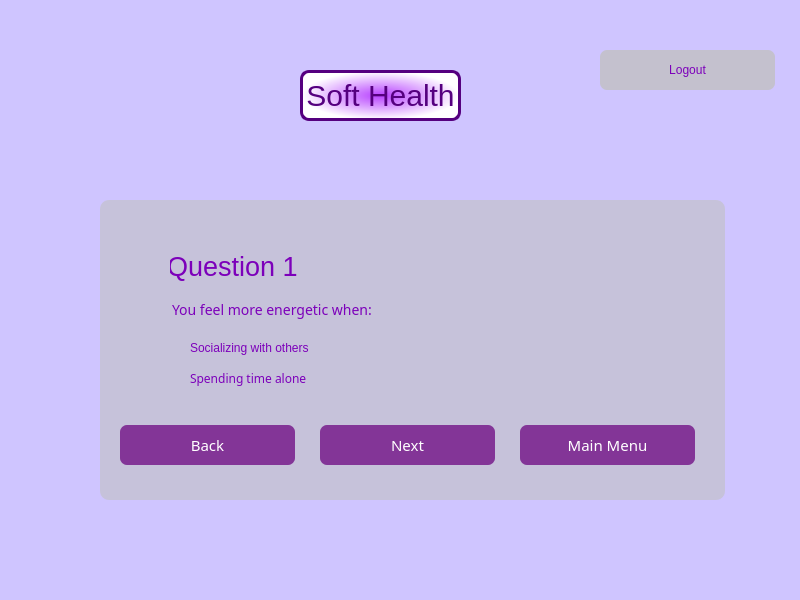
This is static/personality.ui in lakshmivishal9496/Soft-Health as Qt 5 draws it before an edit. The edited form follows.
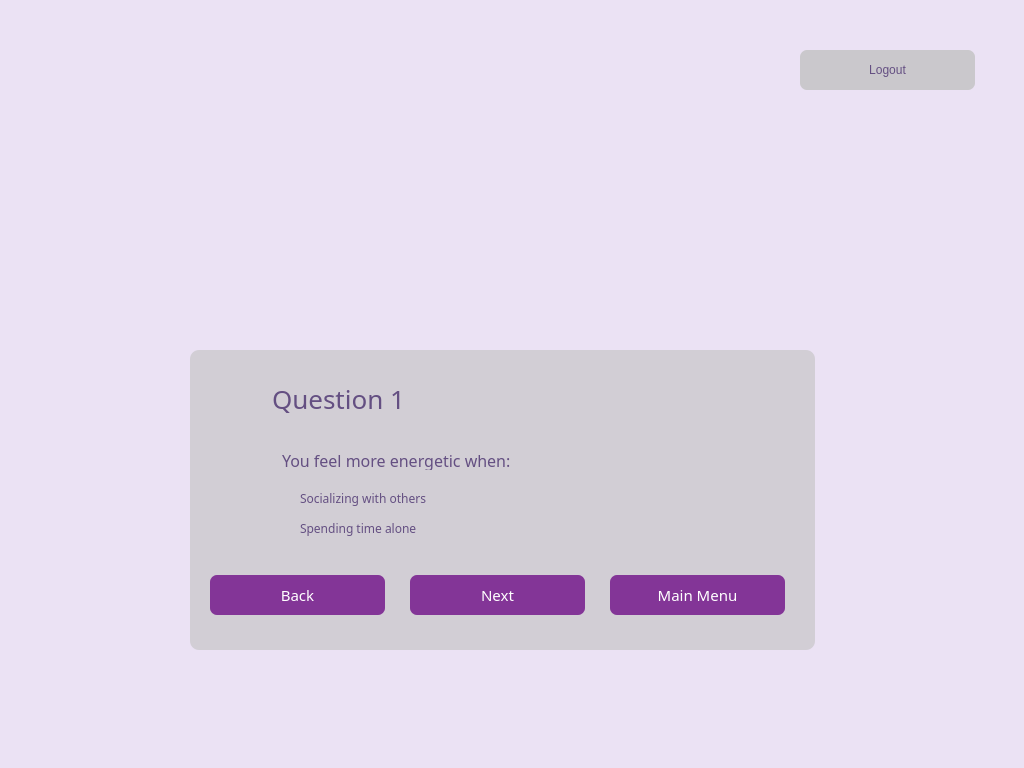
This is the edited form. Icons and pictures are not drawn.

Commit message: Added personality User interface

```diff
--- a/static/personality.ui
+++ b/static/personality.ui
@@ -6,44 +6,21 @@
    <rect>
     <x>0</x>
     <y>0</y>
-    <width>800</width>
-    <height>600</height>
+    <width>1024</width>
+    <height>768</height>
    </rect>
   </property>
   <property name="windowTitle">
    <string>Form</string>
   </property>
   <property name="styleSheet">
-   <string notr="true">background-color:rgb(207, 197, 255);
+   <string notr="true">background-color:rgb(235, 226, 244);
 border-radius: 9px;</string>
   </property>
-  <widget class="QLabel" name="label">
-   <property name="geometry">
-    <rect>
-     <x>300</x>
-     <y>70</y>
-     <width>161</width>
-     <height>51</height>
-    </rect>
-   </property>
-   <property name="styleSheet">
-    <string notr="true">color: rgb(85, 0, 127);
-border: 3px solid rgb(85, 0, 127);
-font-size : 30px;
-font-weight:300;
-background-color:qradialgradient(spread:pad, cx:0.5, cy:0.5, radius:0.5, fx:0.5, fy:0.5, stop:0 rgba(183, 65, 255, 255), stop:1 rgba(255, 255, 255, 255))</string>
-   </property>
-   <property name="text">
-    <string>Soft Health</string>
-   </property>
-   <property name="alignment">
-    <set>Qt::AlignCenter</set>
-   </property>
-  </widget>
   <widget class="QPushButton" name="logout">
    <property name="geometry">
     <rect>
-     <x>600</x>
+     <x>800</x>
      <y>50</y>
      <width>175</width>
      <height>40</height>
@@ -61,6 +38,9 @@
 font-size: 12px;
 border-radius : 7px;
 
+color: rgb(100, 79, 130);
+
+
 }
 QPushButton#logout: pressed {
 background-color: rgb(117, 71, 255);
@@ -73,8 +53,8 @@
   <widget class="QGroupBox" name="groupBox">
    <property name="geometry">
     <rect>
-     <x>100</x>
-     <y>200</y>
+     <x>190</x>
+     <y>350</y>
      <width>625</width>
      <height>300</height>
     </rect>
@@ -184,20 +164,28 @@
    <widget class="QLineEdit" name="Question_No">
     <property name="geometry">
      <rect>
-      <x>70</x>
-      <y>50</y>
-      <width>131</width>
-      <height>31</height>
+      <x>80</x>
+      <y>30</y>
+      <width>201</width>
+      <height>51</height>
      </rect>
     </property>
     <property name="font">
      <font>
-      <pointsize>20</pointsize>
+      <family>Sura</family>
+      <pointsize>-1</pointsize>
+      <weight>25</weight>
+      <bold>false</bold>
      </font>
     </property>
     <property name="styleSheet">
      <string notr="true">background-color:rgb(192, 192, 192,0);
-color:rgb(124, 0, 186);</string>
+
+color: rgb(100, 79, 130);
+font-size: 26px;
+border-radius : 7px;
+font-family:Sura;
+font-weight:200;</string>
     </property>
     <property name="text">
      <string>Question 1</string>
@@ -212,7 +200,7 @@
    <widget class="QLineEdit" name="Question_area">
     <property name="geometry">
      <rect>
-      <x>70</x>
+      <x>90</x>
       <y>100</y>
       <width>521</width>
       <height>20</height>
@@ -220,9 +208,12 @@
     </property>
     <property name="styleSheet">
      <string notr="true">background-color:rgb(192, 192, 192,0);
-font-size: 14px;
+
+color: rgb(100, 79, 130);
+font-size: 16px;
+border-radius : 7px;
 font-family:Sura;
-color:rgb(124, 0, 186);</string>
+font-weight:400;</string>
     </property>
     <property name="text">
      <string>You feel more energetic when:</string>
@@ -231,7 +222,7 @@
    <widget class="QRadioButton" name="radioButton1">
     <property name="geometry">
      <rect>
-      <x>70</x>
+      <x>90</x>
       <y>140</y>
       <width>161</width>
       <height>16</height>
@@ -240,7 +231,12 @@
     <property name="styleSheet">
      <string notr="true">background-color:rgb(192, 192, 192,0);
 font-size: 12px;
-color:rgb(124, 0, 186);</string>
+
+color: rgb(100, 79, 130);
+
+border-radius : 7px;
+font-family:Sura;
+font-weight:200;</string>
     </property>
     <property name="text">
      <string>Socializing with others</string>
@@ -249,7 +245,7 @@
    <widget class="QRadioButton" name="radioButton2">
     <property name="geometry">
      <rect>
-      <x>70</x>
+      <x>90</x>
       <y>170</y>
       <width>141</width>
       <height>16</height>
@@ -259,13 +255,35 @@
      <string notr="true">background-color:rgb(192, 192, 192,0);
 font-size: 12px;
 font-family: Sura;
-color:rgb(124, 0, 186);</string>
+color: rgb(100, 79, 130);
+
+border-radius : 7px;
+font-weight:200;</string>
     </property>
     <property name="text">
      <string>Spending time alone</string>
     </property>
    </widget>
   </widget>
+  <widget class="QLabel" name="label">
+   <property name="geometry">
+    <rect>
+     <x>420</x>
+     <y>100</y>
+     <width>191</width>
+     <height>181</height>
+    </rect>
+   </property>
+   <property name="styleSheet">
+    <string notr="true">background-image:url(/logo_200x200.png);</string>
+   </property>
+   <property name="text">
+    <string/>
+   </property>
+   <property name="alignment">
+    <set>Qt::AlignCenter</set>
+   </property>
+  </widget>
  </widget>
  <resources/>
  <connections/>
```
The commit also changes 4 other files.
